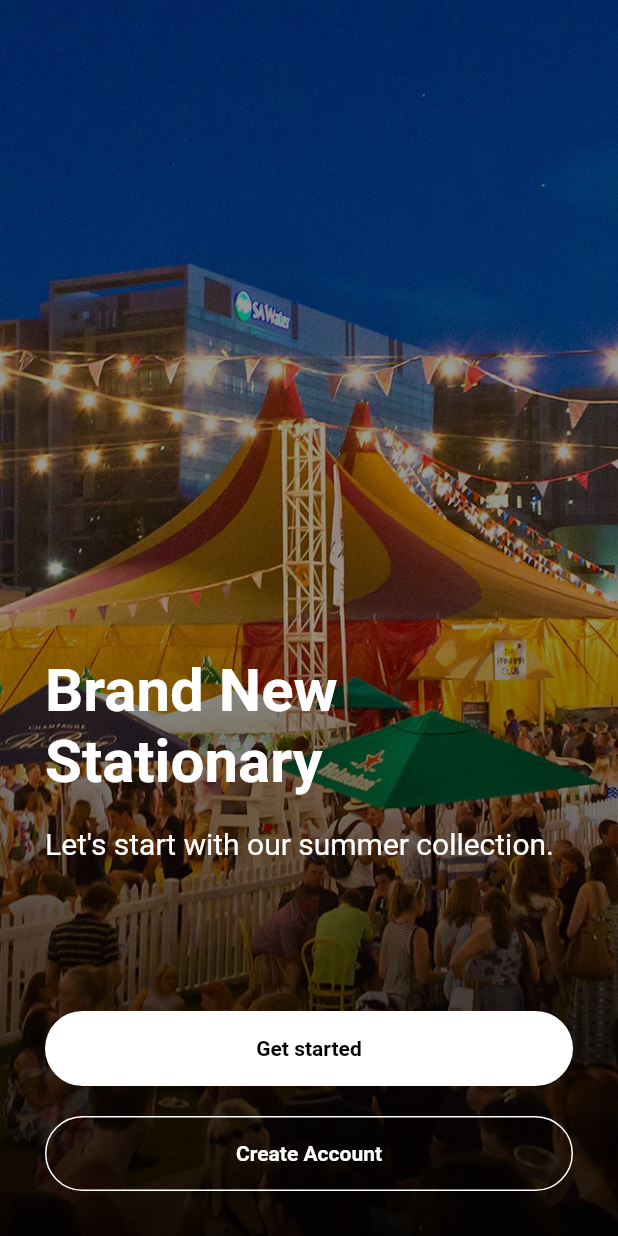
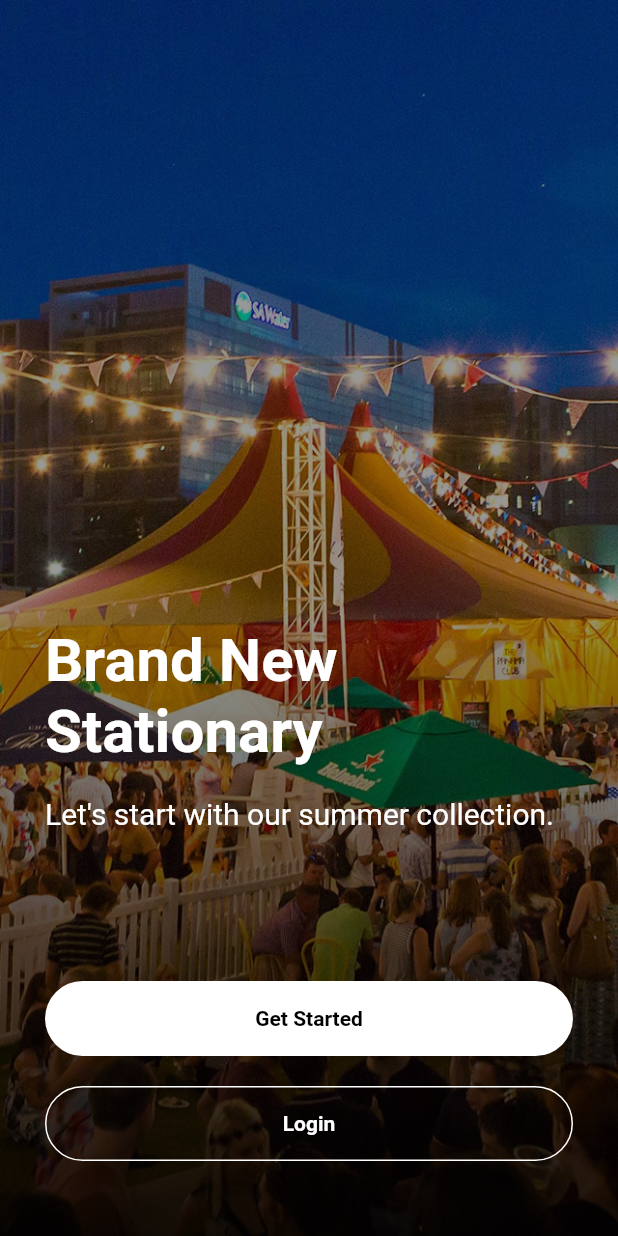
Before and after one commit to Vaibhav1508/Owomark2.0, a Flutter app: the screen it shows after launch, on a phone screen of 412 x 824 dp. Run offline on Flutter 3.47's test engine with Material 2 defaults, Android fonts, the phone set to English and light mode, and no system bars; our stand-ins replace simple_animations.

```diff
--- a/lib/welcome.dart
+++ b/lib/welcome.dart
@@ -1,6 +1,7 @@
 import 'package:owomark/Animation/fade_animation.dart';
 import 'package:owomark/dashboard_screen.dart';
 import 'package:flutter/material.dart';
+import 'package:owomark/login_screen.dart';
 
 class WelcomePage extends StatefulWidget {
   static String get routeName => '@routes/welcome-page';
@@ -81,7 +82,7 @@ class _WelcomePageState extends State<WelcomePage>
                               borderRadius: BorderRadius.circular(50)),
                           child: Center(
                             child: Text(
-                              "Get started",
+                              "Get Started",
                               style: TextStyle(
                                   color: Colors.black,
                                   fontWeight: FontWeight.bold),
@@ -92,19 +93,30 @@ class _WelcomePageState extends State<WelcomePage>
                     )),
                 FadeAnimation(
                     1.7,
-                    Container(
-                      height: 50,
-                      decoration: BoxDecoration(
+                Padding(
+                padding: const EdgeInsets.only(bottom: 20),
+                        child: InkWell(
+                          onTap: () => Navigator.push(
+                            context,
+                          MaterialPageRoute(
+                          builder: (_) => LoginScreen())),
+                          child:Container(
+                                          height: 50,
+
+                        decoration: BoxDecoration(
                           border: Border.all(color: Colors.white),
                           borderRadius: BorderRadius.circular(50)),
-                      child: Center(
-                        child: Text(
-                          "Create Account",
-                          style: TextStyle(
+                                child: Center(
+                                child: Text(
+                                "Login",
+                                style: TextStyle(
                               color: Colors.white, fontWeight: FontWeight.bold),
                         ),
                       ),
-                    )),
+                    ),
+                        ),
+                ),
+                ),
               ],
             ),
           ),
```
